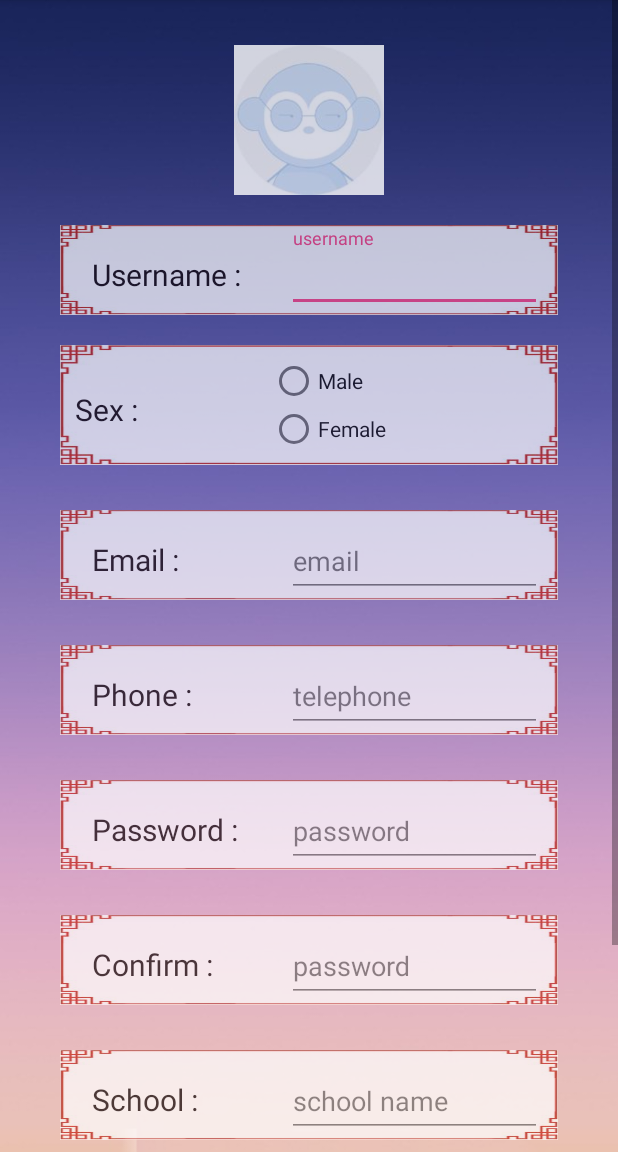
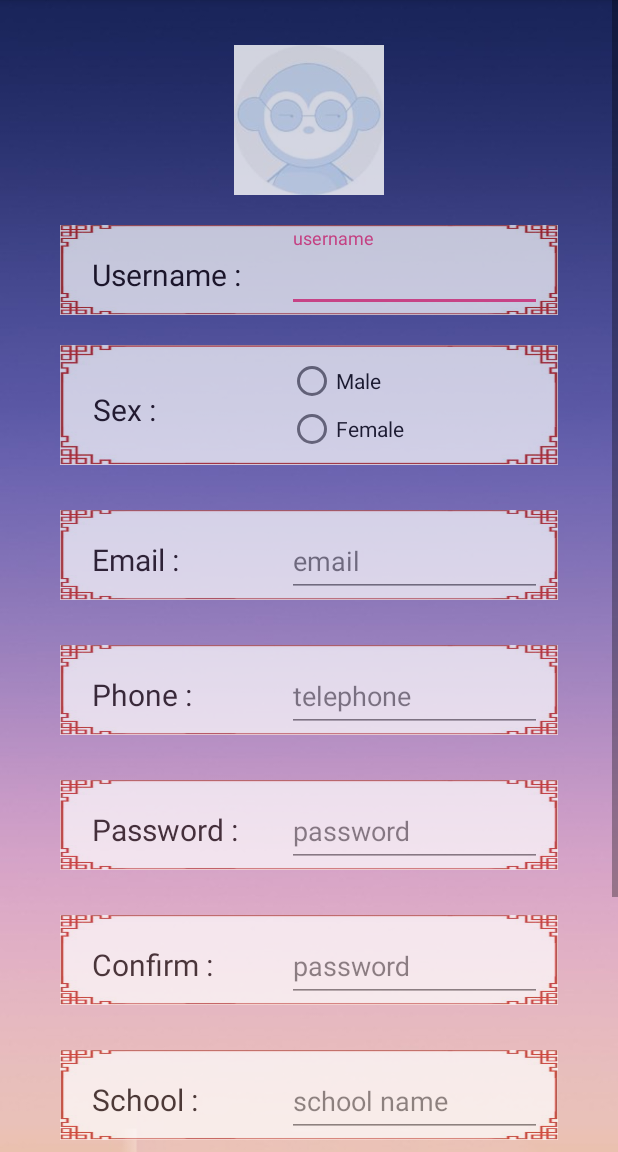
Before and after one commit to chenyuqi990215/MorningCall, an Android app: the RegisterActivity screen opened directly, with no data from a screen before it, on a phone screen of 412 x 824 dp, the part 84-1236 px from its top. Run offline under Robolectric (Android 15) with nearby library versions, the light colour scheme and no system bars.

Commit message:
update design

```diff
--- a/app/src/main/java/com/example/a13787/morningcall/RegisterActivity.java
+++ b/app/src/main/java/com/example/a13787/morningcall/RegisterActivity.java
@@ -42,7 +42,7 @@ public class RegisterActivity extends BaseActivity
         final EditText tel = (EditText) findViewById(R.id.register_tel);
         final EditText schoolName = (EditText) findViewById(R.id.register_schoolname);
         final EditText studid = (EditText) findViewById(R.id.register_studid);
-        Button btn_register = (Button) findViewById(R.id.btn_register);
+        Button btn_register = (Button) findViewById(R.id.email_sign_in_button);
         btn_register.setOnClickListener(new View.OnClickListener()
         {
             @Override
--- a/app/src/main/res/layout/activity_register.xml
+++ b/app/src/main/res/layout/activity_register.xml
@@ -76,7 +76,7 @@
                 <TextView
                     android:layout_width="130dp"
                     android:layout_height="wrap_content"
-                    android:layout_marginLeft="10dp"
+                    android:layout_marginLeft="22dp"
                     android:layout_marginTop="3dp"
                     android:text="Sex : "
                     android:textSize="20dp"
@@ -339,6 +339,7 @@
                 android:layout_width="match_parent"
                 android:layout_marginLeft="70dp"
                 android:layout_marginRight="70dp"
+                android:layout_marginBottom="50dp"
                 android:layout_height="50dp"
                 android:layout_gravity="center"
                 android:background="@drawable/shape_point3"
```
